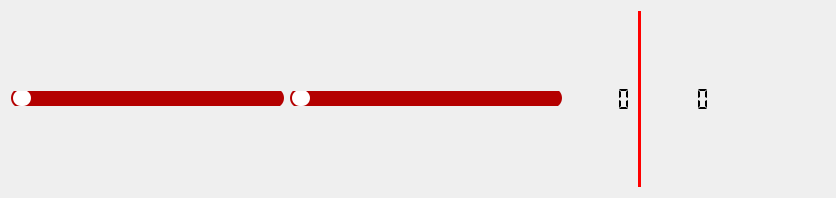
Before: the Qt Designer form controls.ui in agostinhobritojr/blokbox, drawn with Qt 5.
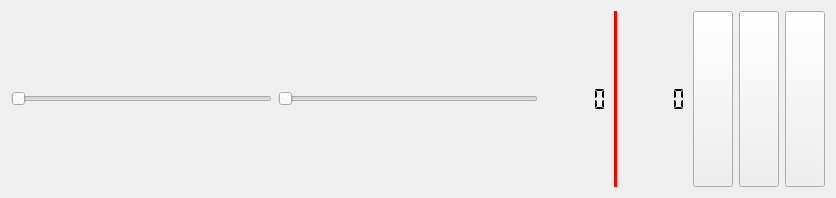
After: the same form once the commit is applied. Icons and pictures are not drawn.

The edit to the form file:
```diff
--- a/controls.ui
+++ b/controls.ui
@@ -20,37 +20,7 @@
    <string>Form</string>
   </property>
   <property name="styleSheet">
-   <string notr="true">QPushButton {background-color:transparent; border:0;}
-
-QSlider::groove:horizontal {
-border: 0px;
-height: 20px;
-background: rgb(180, 0, 0);
-margin: 0 px 0;
-border-radius: 10px;
-}
-QSlider::groove:vertical {
-border: 0px;
-width: 20px;
-background: rgb(180, 0, 0);
-margin: 0 px 0;
-border-radius: 10px;
-}
-
-QSlider::handle:horizontal {
-background: white;
-width: 18px;
-height: 8px;
-margin: 2 2 2 2;
-border-radius: 8px;
-}
-QSlider::handle:vertical {
-background: white;
-width: 8px;
-height: 18px;
-margin: 2 2 2 2;
-border-radius: 8px;
-}
+   <string notr="true">
 </string>
   </property>
   <layout class="QHBoxLayout" name="horizontalLayout_4">
@@ -60,6 +30,12 @@
       <layout class="QHBoxLayout" name="horizontalLayout_3">
        <item>
         <widget class="QSlider" name="horizontalSliderVolume">
+         <property name="sizePolicy">
+          <sizepolicy hsizetype="Expanding" vsizetype="Minimum">
+           <horstretch>0</horstretch>
+           <verstretch>0</verstretch>
+          </sizepolicy>
+         </property>
          <property name="styleSheet">
           <string notr="true"/>
          </property>
@@ -70,6 +46,12 @@
        </item>
        <item>
         <widget class="QSlider" name="horizontalSliderPosition">
+         <property name="sizePolicy">
+          <sizepolicy hsizetype="Expanding" vsizetype="Minimum">
+           <horstretch>0</horstretch>
+           <verstretch>0</verstretch>
+          </sizepolicy>
+         </property>
          <property name="styleSheet">
           <string notr="true"/>
          </property>
@@ -157,6 +139,12 @@
            </item>
            <item>
             <widget class="QPushButton" name="pushButtonPlayPause">
+             <property name="sizePolicy">
+              <sizepolicy hsizetype="Minimum" vsizetype="Minimum">
+               <horstretch>0</horstretch>
+               <verstretch>0</verstretch>
+              </sizepolicy>
+             </property>
              <property name="text">
               <string/>
              </property>
```
